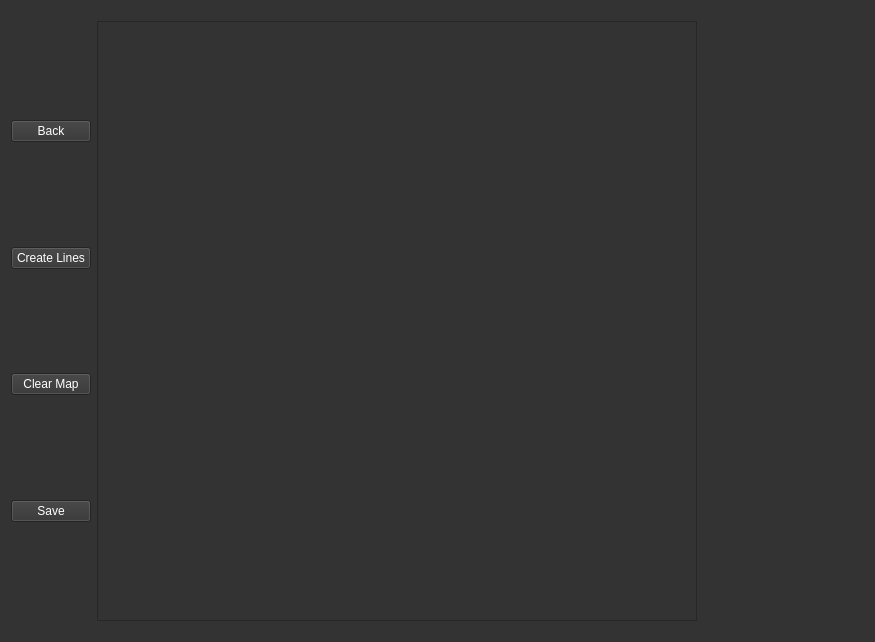
Qt form ui/interfacemap.ui (woofiwaffle/Route-Map) before a commit.
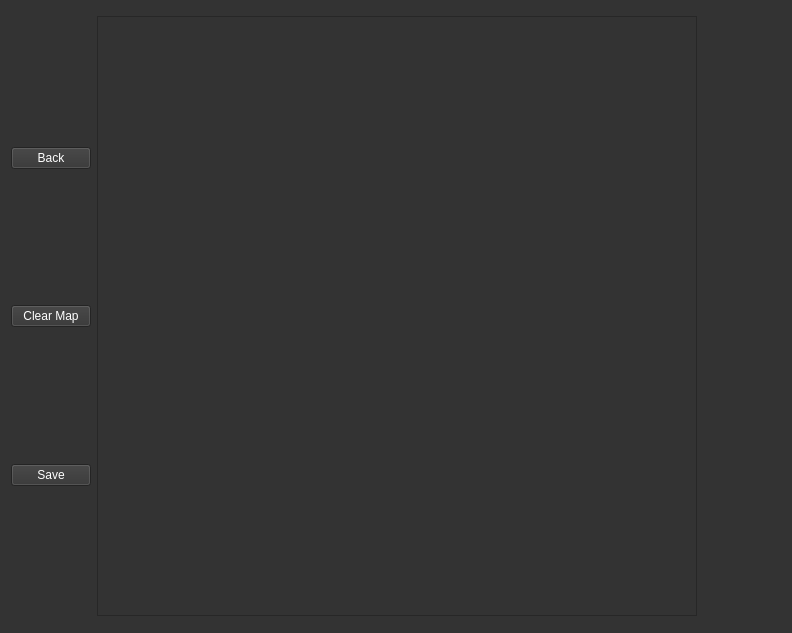
The same form after that commit.

Patch:
```diff
--- a/ui/interfacemap.ui
+++ b/ui/interfacemap.ui
@@ -6,8 +6,8 @@
    <rect>
     <x>0</x>
     <y>0</y>
-    <width>875</width>
-    <height>642</height>
+    <width>792</width>
+    <height>633</height>
    </rect>
   </property>
   <property name="minimumSize">
@@ -27,6 +27,19 @@
   <layout class="QFormLayout" name="formLayout">
    <item row="0" column="0">
     <layout class="QGridLayout" name="gridLayout">
+     <item row="6" column="0">
+      <spacer name="verticalSpacer_3">
+       <property name="orientation">
+        <enum>Qt::Vertical</enum>
+       </property>
+       <property name="sizeHint" stdset="0">
+        <size>
+         <width>20</width>
+         <height>40</height>
+        </size>
+       </property>
+      </spacer>
+     </item>
      <item row="1" column="0">
       <spacer name="verticalSpacer_4">
        <property name="orientation">
@@ -40,20 +53,14 @@
        </property>
       </spacer>
      </item>
-     <item row="3" column="0">
-      <spacer name="verticalSpacer">
-       <property name="orientation">
-        <enum>Qt::Vertical</enum>
+     <item row="2" column="0">
+      <widget class="QPushButton" name="button_Back">
+       <property name="text">
+        <string>Back</string>
        </property>
-       <property name="sizeHint" stdset="0">
-        <size>
-         <width>20</width>
-         <height>40</height>
-        </size>
-       </property>
-      </spacer>
+      </widget>
      </item>
-     <item row="12" column="0">
+     <item row="10" column="0">
       <spacer name="verticalSpacer_5">
        <property name="orientation">
         <enum>Qt::Vertical</enum>
@@ -66,20 +73,27 @@
        </property>
       </spacer>
      </item>
+     <item row="3" column="0">
+      <spacer name="verticalSpacer_2">
+       <property name="orientation">
+        <enum>Qt::Vertical</enum>
+       </property>
+       <property name="sizeHint" stdset="0">
+        <size>
+         <width>20</width>
+         <height>40</height>
+        </size>
+       </property>
+      </spacer>
+     </item>
      <item row="8" column="0">
-      <spacer name="verticalSpacer_3">
-       <property name="orientation">
-        <enum>Qt::Vertical</enum>
+      <widget class="QPushButton" name="button_Save">
+       <property name="text">
+        <string>Save</string>
        </property>
-       <property name="sizeHint" stdset="0">
-        <size>
-         <width>20</width>
-         <height>40</height>
-        </size>
-       </property>
-      </spacer>
+      </widget>
      </item>
-     <item row="6" column="0">
+     <item row="4" column="0">
       <widget class="QPushButton" name="button_ClearMap">
        <property name="locale">
         <locale language="Russian" country="Belarus"/>
@@ -89,40 +103,6 @@
        </property>
       </widget>
      </item>
-     <item row="5" column="0">
-      <spacer name="verticalSpacer_2">
-       <property name="orientation">
-        <enum>Qt::Vertical</enum>
-       </property>
-       <property name="sizeHint" stdset="0">
-        <size>
-         <width>20</width>
-         <height>40</height>
-        </size>
-       </property>
-      </spacer>
-     </item>
-     <item row="4" column="0">
-      <widget class="QPushButton" name="button_CreateLine">
-       <property name="text">
-        <string>Create Lines</string>
-       </property>
-      </widget>
-     </item>
-     <item row="10" column="0">
-      <widget class="QPushButton" name="button_Save">
-       <property name="text">
-        <string>Save</string>
-       </property>
-      </widget>
-     </item>
-     <item row="2" column="0">
-      <widget class="QPushButton" name="button_Back">
-       <property name="text">
-        <string>Back</string>
-       </property>
-      </widget>
-     </item>
     </layout>
    </item>
    <item row="0" column="1">
```
